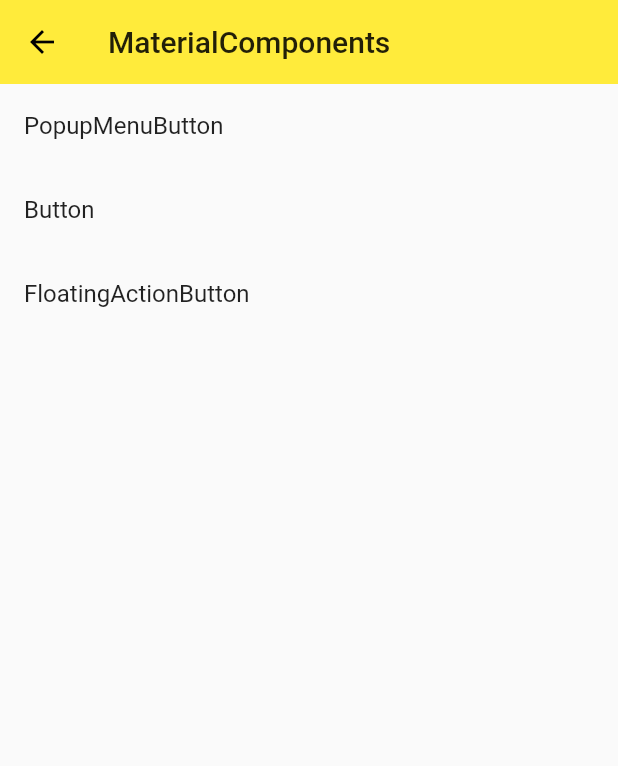
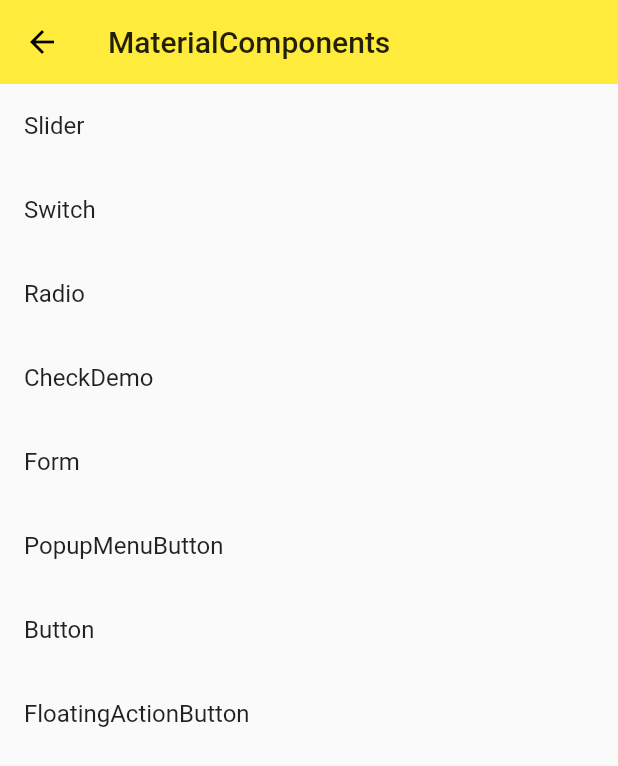
Before and after one commit to tony-zxw/flutter_domo, a Flutter app: the screen it shows after launch, on a phone screen of 412 x 824 dp. Shown: the top 766 px of the screen. Run offline on Flutter 3.47's test engine with Material 2 defaults, Android fonts, the phone set to English and light mode, and no system bars.

Commit message:
add form checkbox radiobox switch(off/on) Slider

```diff
--- a/lib/demo/form_demo.dart
+++ b/lib/demo/form_demo.dart
@@ -4,6 +4,10 @@ class FormDemo extends StatelessWidget {
   @override
   Widget build(BuildContext context) {
     return Scaffold(
+      appBar: AppBar(
+        title: Text('FormDemo'),
+        elevation: 0.0,
+      ),
       // body: Theme(
       //   data: ThemeData(primaryColor: Colors.black),
       //   child: ThemeDemo(),
--- a/lib/demo/material_components.dart
+++ b/lib/demo/material_components.dart
@@ -2,6 +2,22 @@ import 'package:flutter/material.dart';
 import 'button_demo.dart';
 import 'floating_action_button_demo.dart';
 import 'popup_menu_button.dart';
+import 'form_demo.dart';
+import 'checkbox_demo.dart';
+import './radio_demo.dart';
+import './switch_demo.dart';
+import './slider_demo.dart';
+// import './datetime_demo.dart';
+// import './simple_dialog_demo.dart';
+// import './alert_dialog_demo.dart';
+// import './bottom_sheet_demo.dart';
+// import './snack_bar_demo.dart';
+// import './expansion_panel_demo.dart';
+// import './chip_demo.dart';
+// import './data_table_demo.dart';
+// import './paginated_data_table_demo.dart';
+// import './card_demo.dart';
+// import './stepper_demo.dart';
 
 class MaterialComponents extends StatelessWidget {
   @override
@@ -13,15 +29,37 @@ class MaterialComponents extends StatelessWidget {
       ),
       body: ListView(
         children: <Widget>[
-          Listitem(
+          // ListItem(title: 'Stepper', page: StepperDemo()),
+          // ListItem(title: 'Card', page: CardDemo()),
+          // ListItem(title: 'PaginatedDataTable', page: PaginatedDataTableDemo()),
+          // ListItem(title: 'DataTable', page: DataTableDemo()),
+          // ListItem(title: 'Chip', page: ChipDemo()),
+          // ListItem(title: 'ExpansionPanel', page: ExpansionPanelDemo()),
+          // ListItem(title: 'SnackBar', page: SnackBarDemo()),
+          // ListItem(title: 'BottomSheet', page: BottomSheetDemo()),
+          // ListItem(title: 'AlertDialog', page: AlertDialogDemo()),
+          // ListItem(title: 'SimpleDialog', page: SimpleDialogDemo()),
+          // ListItem(title: 'Date & Time', page: DateTimeDemo()),
+          ListItem(title: 'Slider', page: SliderDemo()),
+          ListItem(title: 'Switch', page: SwitchDemo()),
+          ListItem(title: 'Radio', page: RadioDemo()),
+          ListItem(
+            title: 'CheckDemo',
+            page: CheckBoxDemo(),
+          ),
+          ListItem(
+            title: 'Form',
+            page: FormDemo(),
+          ),
+          ListItem(
             title: 'PopupMenuButton',
             page: PopupMenuButtonDemo(),
           ),
-          Listitem(
+          ListItem(
             title: 'Button',
             page: ButtonDemo(),
           ),
-          Listitem(
+          ListItem(
             title: 'FloatingActionButton',
             page: FloatingActionButtonDemo(),
           ),
@@ -55,10 +93,10 @@ class _WidgetDemo extends StatelessWidget {
   }
 }
 
-class Listitem extends StatelessWidget {
+class ListItem extends StatelessWidget {
   final String title;
   final Widget page;
-  Listitem({this.title, this.page});
+  ListItem({this.title, this.page});
   @override
   Widget build(BuildContext context) {
     return Container(
```
Also changed, not shown: lib/demo/checkbox_demo.dart (added, +53 -0 lines), lib/demo/radio_demo.dart (added, +72 -0 lines), lib/demo/slider_demo.dart (added, +48 -0 lines), lib/demo/switch_demo.dart (added, +58 -0 lines).
